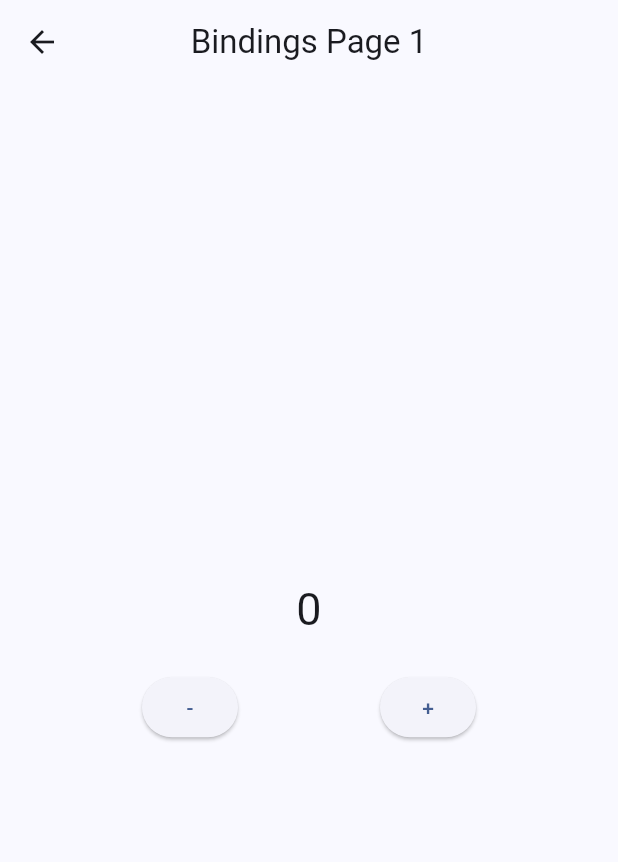
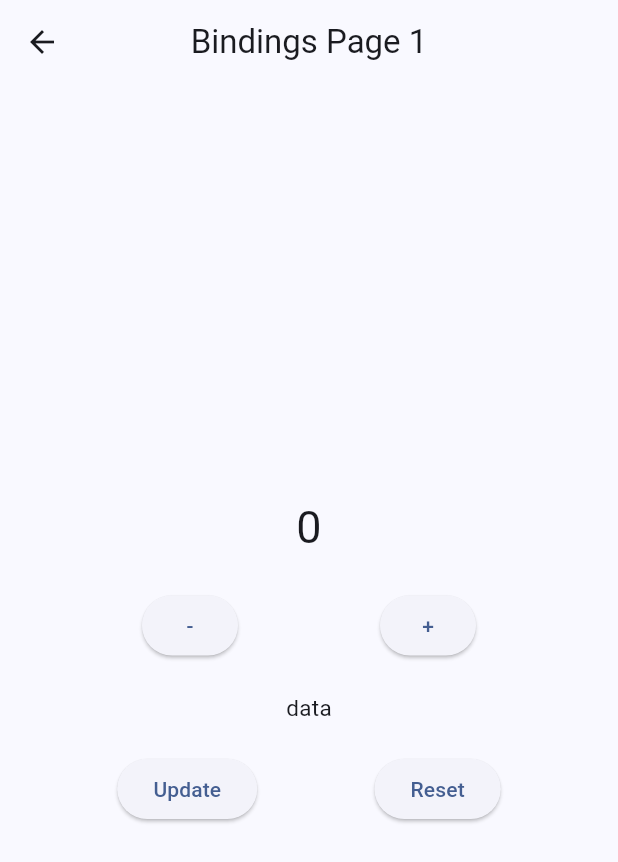
Before and after one commit to naufalrdev/belajar_getx, a Flutter app: the screen it shows after launch, after a tap on ">> Bindings Page 1", on a phone screen of 412 x 824 dp. Shown: the top 862 px of the screen. Run offline on Flutter 3.47's test engine with Material 3 defaults, Android fonts, the phone set to English and light mode, and no system bars; our stand-ins replace get, lottie.

Commit message:
Add: Class Bindings Builder

```diff
--- /dev/null
+++ b/lib/bindings/bindings_class.dart
@@ -0,0 +1,11 @@
+import 'package:belajar_getx/controllers/bindings_builder_controller.dart';
+import 'package:belajar_getx/controllers/reactive_variable_controller.dart';
+import 'package:get/get.dart';
+
+class BindingsClass extends Bindings {
+  @override
+  void dependencies() {
+    Get.lazyPut(() => BindingsBuilderController());
+    Get.lazyPut(() => ReactiveVariableController());
+  }
+}
--- a/lib/main.dart
+++ b/lib/main.dart
@@ -1,4 +1,4 @@
-import 'package:belajar_getx/controllers/bindings_builder_controller.dart';
+import 'package:belajar_getx/bindings/bindings_class.dart';
 import 'package:belajar_getx/pages/bindings_home_screen.dart';
 import 'package:belajar_getx/pages/bindings_page_satu_screen.dart';
 import 'package:belajar_getx/pages/page_dua_route.dart';
@@ -43,9 +43,10 @@ class MyApp extends StatelessWidget {
         GetPage(
           name: "/bindings_page_satu",
           page: () => BindingsPageSatuScreen(),
-          binding: BindingsBuilder(() {
-            Get.put(BindingsBuilderController());
-          }),
+          // binding: BindingsBuilder(() {
+          //   Get.put(BindingsBuilderController());
+          // }),
+          binding: BindingsClass(),
         ),
         GetPage(name: "/page_satu", page: () => PageSatuRoute()),
         GetPage(name: "/page_dua", page: () => PageDuaRoute()),
--- a/lib/pages/bindings_page_satu_screen.dart
+++ b/lib/pages/bindings_page_satu_screen.dart
@@ -1,4 +1,5 @@
 import 'package:belajar_getx/controllers/bindings_builder_controller.dart';
+import 'package:belajar_getx/controllers/reactive_variable_controller.dart';
 import 'package:flutter/material.dart';
 import 'package:get/get.dart';
 
@@ -8,6 +9,8 @@ class BindingsPageSatuScreen extends StatelessWidget {
   @override
   Widget build(BuildContext context) {
     final bindingsC = Get.find<BindingsBuilderController>();
+    final reactiveC = Get.find<ReactiveVariableController>();
+
     return Scaffold(
       appBar: AppBar(title: Text("Bindings Page 1"), centerTitle: true),
       body: Center(
@@ -31,6 +34,27 @@ class BindingsPageSatuScreen extends StatelessWidget {
                 ),
               ],
             ),
+            SizedBox(height: 20),
+            Obx(
+              () => Text(
+                "${reactiveC.dataString}",
+                style: TextStyle(fontSize: 15),
+              ),
+            ),
+            SizedBox(height: 20),
+            Row(
+              mainAxisAlignment: MainAxisAlignment.spaceEvenly,
+              children: [
+                ElevatedButton(
+                  onPressed: () => reactiveC.updateDataString(),
+                  child: Text("Update"),
+                ),
+                ElevatedButton(
+                  onPressed: () => reactiveC.resetDataString(),
+                  child: Text("Reset"),
+                ),
+              ],
+            ),
           ],
         ),
       ),
--- a/lib/pages/dependency_dua_screen.dart
+++ b/lib/pages/dependency_dua_screen.dart
@@ -9,7 +9,7 @@ class DependencyDuaScreen extends StatelessWidget {
   Widget build(BuildContext context) {
     DependencyManageController dependencyDuaC = Get.find();
     return Scaffold(
-      appBar: AppBar(title: Text("Dependency Page Satu"), centerTitle: true),
+      appBar: AppBar(title: Text("Dependency Page Dua"), centerTitle: true),
       body: Center(
         child: Column(
           mainAxisAlignment: MainAxisAlignment.center,
```
